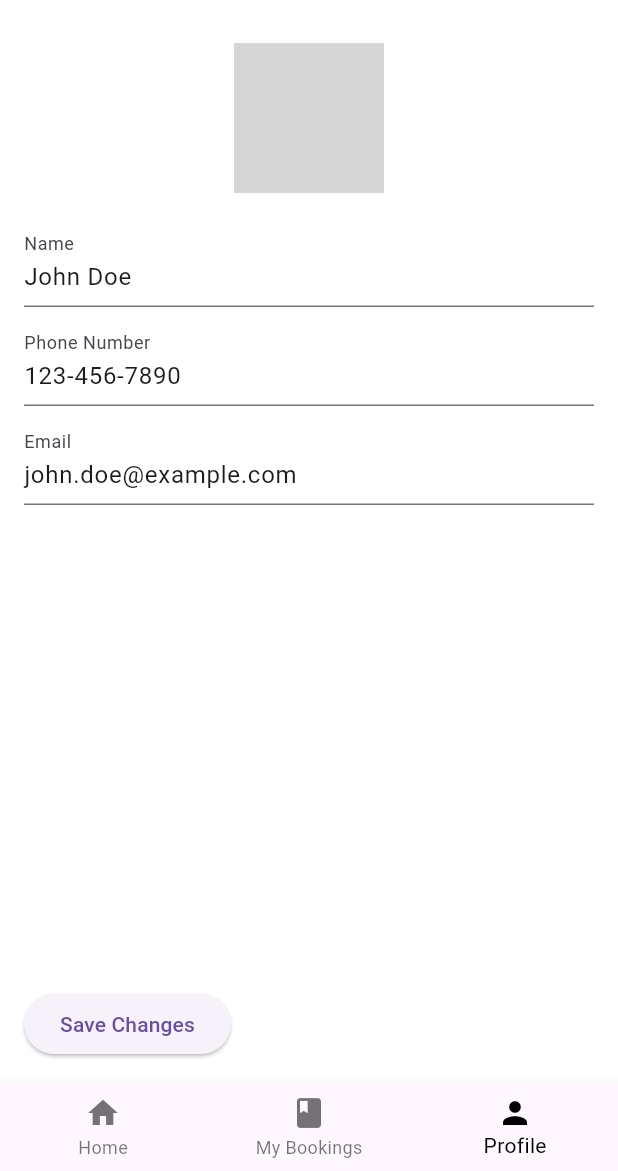
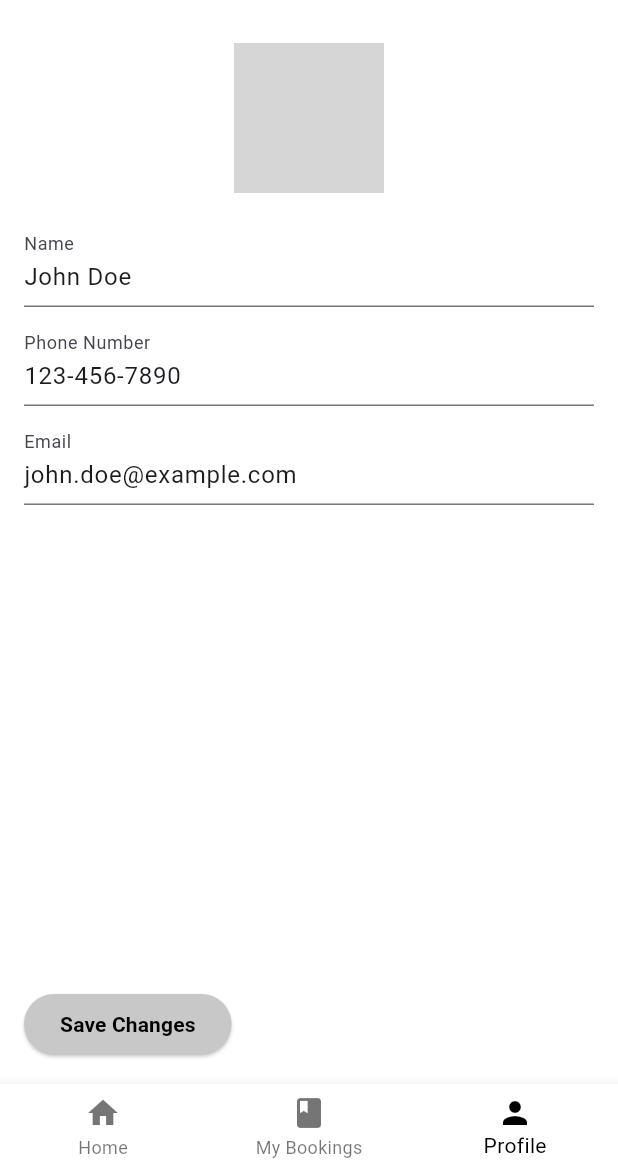
Before and after one commit to jayasinghesasmitha/Vivora-Mobile-app, a Flutter app: the screen it shows after launch, item 3 of the bottom bar chosen, on a phone screen of 412 x 824 dp, the part 65-1236 px from its top. Run offline on Flutter 3.47's test engine with Material 3 defaults, Android fonts, the phone set to English and light mode, and no system bars; our stand-ins replace cloud_firestore, firebase_auth, firebase_core, flutter_dotenv, flutter_map, geolocator and 2 more; accounts and stored records are empty; grey boxes are pictures that could not be loaded.

Commit message:
Update user_profile.dart

```diff
--- a/book_my_saloon/lib/screens/user_profile.dart
+++ b/book_my_saloon/lib/screens/user_profile.dart
@@ -80,6 +80,9 @@ class _UserProfileState extends State<UserProfile> {
               ),
               const Spacer(),
               ElevatedButton(
+                style: ElevatedButton.styleFrom(
+                  backgroundColor: const Color.fromARGB(255, 200, 200, 200),
+                ),
                 onPressed: () {
                   if (_formKey.currentState!.validate()) {
                     // Save changes logic here
@@ -88,7 +91,7 @@ class _UserProfileState extends State<UserProfile> {
                     );
                   }
                 },
-                child: const Text('Save Changes'),
+                child: const Text('Save Changes', style: TextStyle(color: Color.fromARGB(255, 0, 0, 0), fontWeight: FontWeight.w600)),
               ),
             ],
           ),
@@ -100,6 +103,7 @@ class _UserProfileState extends State<UserProfile> {
           BottomNavigationBarItem(icon: Icon(Icons.book), label: 'My Bookings'),
           BottomNavigationBarItem(icon: Icon(Icons.person), label: 'Profile'),
         ],
+        backgroundColor: Colors.white,
         currentIndex: 2, // Highlight the Profile icon
         selectedItemColor: Colors.black, // Highlighted icon color
         onTap: (index) {
```
